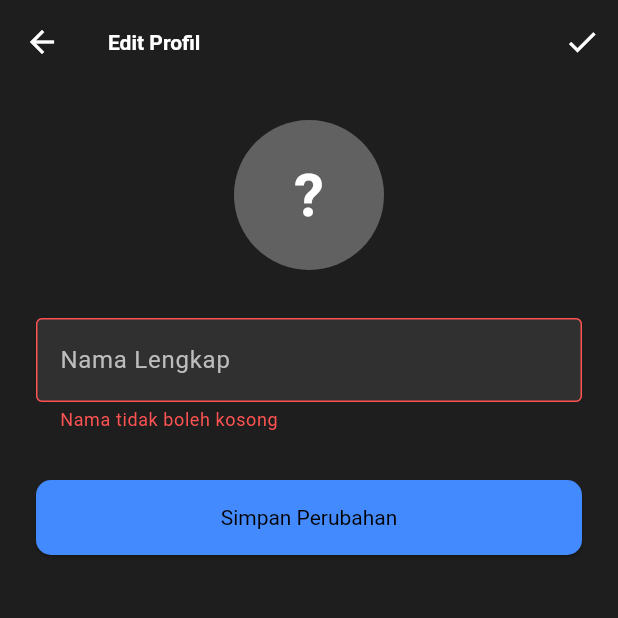
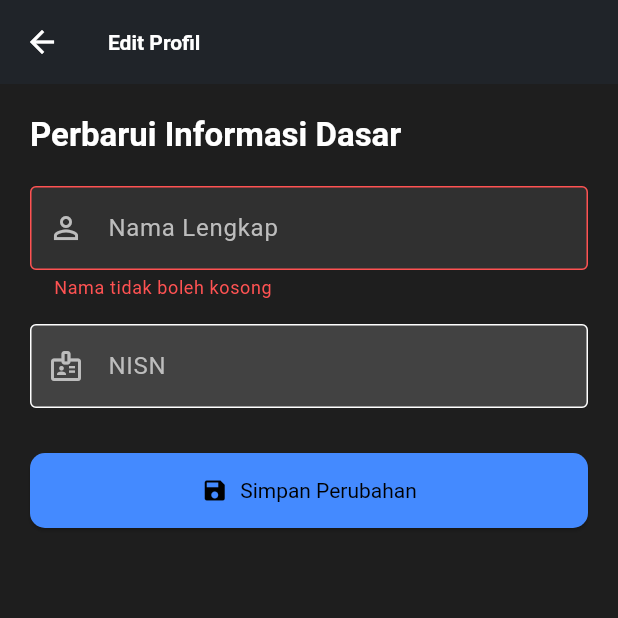
Before and after one commit to XEONONE/aplikasi_e_learning_smk, a Flutter app: the EditProfileScreen screen opened directly with empty values, after a tap on "Simpan Perubahan", on a phone screen of 412 x 824 dp, the top half of it. Run offline on Flutter 3.47's test engine with Material 3 defaults, Android fonts, the phone set to English and light mode, and no system bars; our stand-ins replace cloud_firestore, firebase_auth, firebase_core, firebase_messaging, shared_preferences; accounts and stored records are empty.

Commit message:
aplikasi_e_learning_smk

```diff
--- a/lib/screens/edit_profile_screen.dart
+++ b/lib/screens/edit_profile_screen.dart
@@ -1,12 +1,14 @@
-// Lokasi: lib/screens/edit_profile_screen.dart
+// lib/screens/edit_profile_screen.dart
 
 import 'package:aplikasi_e_learning_smk/models/user_model.dart';
-import 'package:cloud_firestore/cloud_firestore.dart';
+import 'package:aplikasi_e_learning_smk/services/auth_service.dart';
+import 'package:aplikasi_e_learning_smk/widgets/custom_loading_indicator.dart';
 import 'package:flutter/material.dart';
+import 'package:firebase_auth/firebase_auth.dart';
+import 'package:cloud_firestore/cloud_firestore.dart'; // Tambahkan import Firestore
 
 class EditProfileScreen extends StatefulWidget {
   final UserModel userData;
-
   const EditProfileScreen({super.key, required this.userData});
 
   @override
@@ -15,131 +17,153 @@ class EditProfileScreen extends StatefulWidget {
 
 class _EditProfileScreenState extends State<EditProfileScreen> {
   final _formKey = GlobalKey<FormState>();
-  late TextEditingController _namaController;
-  bool _isLoading = false;
+  final TextEditingController _nameController = TextEditingController();
+  final TextEditingController _nipController =
+      TextEditingController(); // NIP/NISN (ID)
+  bool _isSaving = false;
+  final AuthService _authService = AuthService();
+  final User? currentUser = FirebaseAuth.instance.currentUser;
 
   @override
   void initState() {
     super.initState();
-    _namaController = TextEditingController(text: widget.userData.nama);
+    _nameController.text = widget.userData.nama;
+    _nipController.text =
+        widget.userData.id; // ID should be pre-filled and read-only
   }
 
-  Future<void> _updateProfile() async {
-    if (_formKey.currentState!.validate()) {
-      setState(() => _isLoading = true);
-      final newName = _namaController.text.trim();
+  @override
+  void dispose() {
+    _nameController.dispose();
+    _nipController.dispose();
+    super.dispose();
+  }
+
+  Future<void> _saveProfile() async {
+    if (!_formKey.currentState!.validate() || currentUser == null) {
+      return;
+    }
+
+    setState(() {
+      _isSaving = true;
+    });
 
     try {
-        await FirebaseFirestore.instance
-            .collection('users')
-            .doc(widget.userData.id) // Menggunakan .id (NIP/NISN)
-            .update({'nama': newName});
+      final updatedData = {
+        'nama': _nameController.text.trim(),
+        // NIP/NISN tidak perlu diubah karena sudah digunakan sebagai doc ID atau field unik
+      };
 
-        if (!mounted) return;
+      // Pastikan service ini mengupdate data di Firestore
+      // NOTE: Kode ini mengandalkan fungsi 'updateUserData' di AuthService
+      // yang mencari dokumen user berdasarkan UID untuk diupdate.
+      await _authService.updateUserData(currentUser!.uid, updatedData);
+
+      if (mounted) {
+        // Tampilkan snackbar sukses
         ScaffoldMessenger.of(context).showSnackBar(
-          const SnackBar(content: Text('Profil berhasil diperbarui!')),
+          const SnackBar(
+            content: Text('Profil berhasil diperbarui!'),
+            backgroundColor: Colors.green,
+          ),
         );
-
+        // **********************************************
+        // PENTING: Kembali ke halaman sebelumnya dan kirim nilai TRUE
         Navigator.pop(context, true);
+        // **********************************************
+      }
     } catch (e) {
-        if (!mounted) return;
+      print("Error updating profile: $e");
+      if (mounted) {
         ScaffoldMessenger.of(context).showSnackBar(
-          SnackBar(content: Text('Gagal memperbarui profil: $e')),
+          SnackBar(
+            content: Text('Gagal memperbarui profil: $e'),
+            backgroundColor: Colors.red,
+          ),
         );
+      }
     } finally {
       if (mounted) {
-          setState(() => _isLoading = false);
-        }
+        setState(() {
+          _isSaving = false;
+        });
       }
     }
   }
 
   @override
-  void dispose() {
-    _namaController.dispose();
-    super.dispose();
-  }
-
-  @override
   Widget build(BuildContext context) {
     final theme = Theme.of(context);
-    final initial = widget.userData.nama.isNotEmpty
-        ? widget.userData.nama.split(' ').map((e) => e[0]).take(2).join()
-        : '?';
+
+    // Tentukan role untuk tampilan
+    final isGuru = widget.userData.role == 'guru';
+    final idLabel = isGuru ? 'NIP' : 'NISN';
 
     return Scaffold(
       appBar: AppBar(
         title: const Text('Edit Profil'),
-        actions: [
-          IconButton(
-            icon: const Icon(Icons.check),
-            tooltip: 'Simpan',
-            onPressed: _isLoading ? null : _updateProfile,
-          ),
-        ],
+        backgroundColor: theme.scaffoldBackgroundColor,
+        elevation: 1,
       ),
       body: SingleChildScrollView(
-        padding: const EdgeInsets.all(24.0),
-        child: Center(
-          child: ConstrainedBox(
-            constraints: const BoxConstraints(maxWidth: 400),
+        padding: const EdgeInsets.all(20.0),
         child: Form(
           key: _formKey,
           child: Column(
-                crossAxisAlignment: CrossAxisAlignment.center,
+            crossAxisAlignment: CrossAxisAlignment.start,
             children: [
-
-                  // --- PERBAIKAN: Tombol Kamera Dihapus ---
-                  // Stack dan IconButton kamera dihapus,
-                  // hanya menyisakan CircleAvatar
-                  CircleAvatar(
-                    radius: 50,
-                    backgroundColor: Colors.grey[700],
-                    child: Text(
-                      initial.toUpperCase(),
-                      style: const TextStyle(
-                          fontSize: 40,
+              Text(
+                'Perbarui Informasi Dasar',
+                style: theme.textTheme.titleLarge?.copyWith(
                   fontWeight: FontWeight.bold,
-                          color: Colors.white),
                 ),
               ),
-                  // --- AKHIR PERBAIKAN ---
-
-                  const SizedBox(height: 32),
-
+              const SizedBox(height: 20),
+              // Nama Lengkap
               TextFormField(
-                    controller: _namaController,
-                    decoration: InputDecoration(
+                controller: _nameController,
+                decoration: const InputDecoration(
                   labelText: 'Nama Lengkap',
-                      labelStyle: TextStyle(color: Colors.grey[400]),
-                      border: const OutlineInputBorder(),
+                  border: OutlineInputBorder(),
+                  prefixIcon: Icon(Icons.person_outline),
                 ),
                 validator: (value) {
-                      if (value == null || value.trim().isEmpty) {
+                  if (value == null || value.isEmpty) {
                     return 'Nama tidak boleh kosong';
                   }
                   return null;
                 },
               ),
-
-                  const SizedBox(height: 32),
-                  _isLoading
-                      ? const Center(child: CircularProgressIndicator())
-                      : ElevatedButton(
-                          onPressed: _updateProfile,
+              const SizedBox(height: 16),
+              // NIP/NISN (Biasanya read-only)
+              TextFormField(
+                controller: _nipController,
+                readOnly: true, // ID tidak boleh diubah
+                decoration: InputDecoration(
+                  labelText: idLabel,
+                  border: const OutlineInputBorder(),
+                  prefixIcon: const Icon(Icons.badge_outlined),
+                  filled: true,
+                  fillColor: theme.brightness == Brightness.dark
+                      ? Colors.grey[800]
+                      : Colors.grey[200],
+                ),
+              ),
+              const SizedBox(height: 30),
+              _isSaving
+                  ? const Center(child: CustomLoadingIndicator())
+                  : ElevatedButton.icon(
+                      onPressed: _saveProfile,
+                      icon: const Icon(Icons.save),
+                      label: const Text('Simpan Perubahan'),
                       style: ElevatedButton.styleFrom(
                         minimumSize: const Size(double.infinity, 50),
                         shape: RoundedRectangleBorder(
                           borderRadius: BorderRadius.circular(10),
                         ),
-                            backgroundColor: theme.colorScheme.primary,
-                            foregroundColor: theme.colorScheme.onPrimary,
                       ),
-                          child: const Text('Simpan Perubahan'),
                     ),
             ],
-              ),
-            ),
           ),
         ),
       ),
--- a/lib/screens/student_home_screen.dart
+++ b/lib/screens/student_home_screen.dart
@@ -268,7 +268,10 @@ class _StudentHomeScreenState extends State<StudentHomeScreen> {
                   mainAxisSpacing: 16.0,
                   shrinkWrap: true,
                   physics: const NeverScrollableScrollPhysics(),
-                  childAspectRatio: 4.0, // <-- Mengikuti kode asli Anda
+                  // ==================== PERBAIKAN DI SINI ====================
+                  // Mengubah rasio agar kartu tidak terlalu pendek
+                  childAspectRatio: 2.0, // <-- Ubah dari 4.0 menjadi 2.0
+                  // ================== AKHIR PERBAIKAN ==================
                   children: [
                     // --- KARTU STAT MATERI (DINAMIS) ---
                     StreamBuilder<QuerySnapshot>(
```
Also changed, not shown: lib/screens/guru_dashboard_screen.dart (+45 -47 lines), lib/screens/guru_home_screen.dart (+42 -21 lines), lib/screens/task_detail_screen.dart (+10 -14 lines), lib/screens/upload_materi_screen.dart (+61 -14 lines), lib/services/auth_service.dart (+37 -11 lines). Lines whose indentation alone changed are shown as unchanged.
